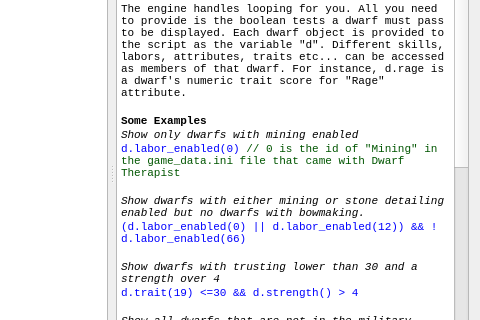
Qt form ui/scriptdialog.ui (Dwarf-Therapist/Dwarf-Therapist) before a commit; both pictures show x 257 to 737 and y 125 to 445 of the 737 by 596 pixel window.
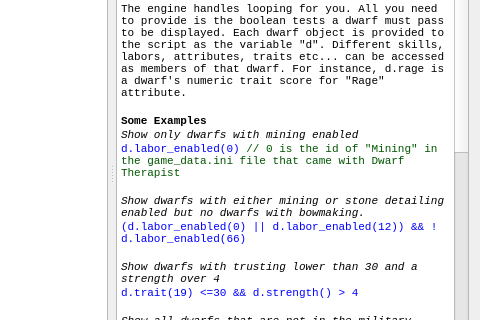
The same form after that commit. Icons and pictures are not drawn.

Commit message: Views - added default trait view - added alternate social view with related traits which affect the skills - modified background of default social view columns to be slightly darker - added text and changed the icon of the 'add new grid view' button to make it more obvious - added tooltips to the panes when adding new sets/columns to views

What changed in the file:
```diff
--- a/ui/scriptdialog.ui
+++ b/ui/scriptdialog.ui
@@ -66,35 +66,46 @@
 &lt;/style&gt;&lt;/head&gt;&lt;body style=&quot; font-family:'Courier New'; font-size:8.25pt; font-weight:400; font-style:normal;&quot;&gt;
 &lt;p style=&quot; margin-top:0px; margin-bottom:0px; margin-left:0px; margin-right:0px; -qt-block-indent:0; text-indent:0px;&quot;&gt;&lt;span style=&quot; font-family:'MS Shell Dlg 2'; font-size:12pt; font-weight:600;&quot;&gt;Filter Scripts&lt;/span&gt;&lt;/p&gt;
 &lt;p style=&quot; margin-top:0px; margin-bottom:0px; margin-left:0px; margin-right:0px; -qt-block-indent:0; text-indent:0px;&quot;&gt;&lt;span style=&quot; font-family:'MS Shell Dlg 2'; font-size:8pt;&quot;&gt;This editor allows the creation of simple scripts for the filtering of dwarfs in the main list. By creating Javascript-like statements, you can tell Dwarf Therapist which dwarfs should be shown.&lt;/span&gt;&lt;/p&gt;
-&lt;p style=&quot;-qt-paragraph-type:empty; margin-top:0px; margin-bottom:0px; margin-left:0px; margin-right:0px; -qt-block-indent:0; text-indent:0px; font-family:'MS Shell Dlg 2'; font-size:8pt;&quot;&gt;&lt;/p&gt;
+&lt;p style=&quot;-qt-paragraph-type:empty; margin-top:0px; margin-bottom:0px; margin-left:0px; margin-right:0px; -qt-block-indent:0; text-indent:0px; font-family:'MS Shell Dlg 2'; font-size:8pt;&quot;&gt;&lt;br /&gt;&lt;/p&gt;
 &lt;p style=&quot; margin-top:0px; margin-bottom:0px; margin-left:0px; margin-right:0px; -qt-block-indent:0; text-indent:0px;&quot;&gt;&lt;span style=&quot; font-family:'MS Shell Dlg 2'; font-size:8pt;&quot;&gt;The engine handles looping for you. All you need to provide is the boolean tests a dwarf must pass to be displayed. Each dwarf object is provided to the script as the variable &amp;quot;d&amp;quot;. Different skills, labors, attributes, traits etc... can be accessed as members of that dwarf. For instance, d.rage is a dwarf's numeric trait score for &amp;quot;Rage&amp;quot; attribute.&lt;/span&gt;&lt;/p&gt;
-&lt;p style=&quot;-qt-paragraph-type:empty; margin-top:0px; margin-bottom:0px; margin-left:0px; margin-right:0px; -qt-block-indent:0; text-indent:0px; font-family:'MS Shell Dlg 2'; font-size:8pt;&quot;&gt;&lt;/p&gt;
+&lt;p style=&quot;-qt-paragraph-type:empty; margin-top:0px; margin-bottom:0px; margin-left:0px; margin-right:0px; -qt-block-indent:0; text-indent:0px; font-family:'MS Shell Dlg 2'; font-size:8pt;&quot;&gt;&lt;br /&gt;&lt;/p&gt;
 &lt;p style=&quot; margin-top:0px; margin-bottom:0px; margin-left:0px; margin-right:0px; -qt-block-indent:0; text-indent:0px;&quot;&gt;&lt;span style=&quot; font-family:'MS Shell Dlg 2'; font-size:8pt; font-weight:600;&quot;&gt;Some Examples&lt;/span&gt;&lt;/p&gt;
 &lt;p style=&quot; margin-top:0px; margin-bottom:0px; margin-left:0px; margin-right:0px; -qt-block-indent:0; text-indent:0px;&quot;&gt;&lt;span style=&quot; font-family:'MS Shell Dlg 2'; font-size:8pt; font-style:italic;&quot;&gt;Show only dwarfs with mining enabled&lt;/span&gt;&lt;/p&gt;
 &lt;p style=&quot; margin-top:0px; margin-bottom:0px; margin-left:0px; margin-right:0px; -qt-block-indent:0; text-indent:0px;&quot;&gt;&lt;span style=&quot; font-family:'Courier New,courier'; font-size:8pt; color:#0000ff;&quot;&gt;d.labor_enabled(0) &lt;/span&gt;&lt;span style=&quot; font-family:'MS Shell Dlg 2'; font-size:8pt; color:#005500;&quot;&gt;// 0 is the id of &amp;quot;Mining&amp;quot; in the game_data.ini file that came with Dwarf Therapist&lt;/span&gt;&lt;/p&gt;
-&lt;p style=&quot;-qt-paragraph-type:empty; margin-top:0px; margin-bottom:0px; margin-left:0px; margin-right:0px; -qt-block-indent:0; text-indent:0px; font-family:'MS Shell Dlg 2'; font-size:8pt;&quot;&gt;&lt;/p&gt;
+&lt;p style=&quot;-qt-paragraph-type:empty; margin-top:0px; margin-bottom:0px; margin-left:0px; margin-right:0px; -qt-block-indent:0; text-indent:0px; font-family:'MS Shell Dlg 2'; font-size:8pt;&quot;&gt;&lt;br /&gt;&lt;/p&gt;
 &lt;p style=&quot; margin-top:0px; margin-bottom:0px; margin-left:0px; margin-right:0px; -qt-block-indent:0; text-indent:0px;&quot;&gt;&lt;span style=&quot; font-family:'MS Shell Dlg 2'; font-size:8pt; font-style:italic;&quot;&gt;Show dwarfs with either mining or stone detailing enabled but no dwarfs with bowmaking.&lt;/span&gt;&lt;/p&gt;
 &lt;p style=&quot; margin-top:0px; margin-bottom:0px; margin-left:0px; margin-right:0px; -qt-block-indent:0; text-indent:0px;&quot;&gt;&lt;span style=&quot; font-family:'Courier New,courier'; font-size:8pt; color:#0000ff;&quot;&gt;(d.labor_enabled(0) || d.labor_enabled(12)) &amp;amp;&amp;amp; !d.labor_enabled(66)&lt;/span&gt;&lt;/p&gt;
-&lt;p style=&quot;-qt-paragraph-type:empty; margin-top:0px; margin-bottom:0px; margin-left:0px; margin-right:0px; -qt-block-indent:0; text-indent:0px; font-family:'MS Shell Dlg 2'; font-size:8pt;&quot;&gt;&lt;/p&gt;
+&lt;p style=&quot;-qt-paragraph-type:empty; margin-top:0px; margin-bottom:0px; margin-left:0px; margin-right:0px; -qt-block-indent:0; text-indent:0px; font-family:'MS Shell Dlg 2'; font-size:8pt;&quot;&gt;&lt;br /&gt;&lt;/p&gt;
 &lt;p style=&quot; margin-top:0px; margin-bottom:0px; margin-left:0px; margin-right:0px; -qt-block-indent:0; text-indent:0px;&quot;&gt;&lt;span style=&quot; font-family:'MS Shell Dlg 2'; font-size:8pt; font-style:italic;&quot;&gt;Show dwarfs with trusting lower than 30 and a strength over 4&lt;/span&gt;&lt;/p&gt;
 &lt;p style=&quot; margin-top:0px; margin-bottom:0px; margin-left:0px; margin-right:0px; -qt-block-indent:0; text-indent:0px;&quot;&gt;&lt;span style=&quot; font-family:'Courier New,courier'; font-size:8pt; color:#0000ff;&quot;&gt;d.trait(19) &amp;lt;=30 &amp;amp;&amp;amp; d.strength() &amp;gt; 4&lt;/span&gt;&lt;/p&gt;
-&lt;p style=&quot;-qt-paragraph-type:empty; margin-top:0px; margin-bottom:0px; margin-left:0px; margin-right:0px; -qt-block-indent:0; text-indent:0px; font-family:'MS Shell Dlg 2'; font-size:8pt; color:#0000ff;&quot;&gt;&lt;/p&gt;
+&lt;p style=&quot;-qt-paragraph-type:empty; margin-top:0px; margin-bottom:0px; margin-left:0px; margin-right:0px; -qt-block-indent:0; text-indent:0px; font-family:'MS Shell Dlg 2'; font-size:8pt; color:#0000ff;&quot;&gt;&lt;br /&gt;&lt;/p&gt;
 &lt;p style=&quot; margin-top:0px; margin-bottom:0px; margin-left:0px; margin-right:0px; -qt-block-indent:0; text-indent:0px;&quot;&gt;&lt;span style=&quot; font-family:'MS Shell Dlg 2'; font-size:8pt; font-style:italic; color:#000000;&quot;&gt;Show all dwarfs that are not in the military, that have a tougness of 3 or more, are not chilren or nobles (can_set_labors), have a trait score of 71 or higher in Helpfulness, have a happiness over 50, and are currently in the mining profession&lt;/span&gt;&lt;/p&gt;
 &lt;p style=&quot; margin-top:0px; margin-bottom:0px; margin-left:0px; margin-right:0px; -qt-block-indent:0; text-indent:0px;&quot;&gt;&lt;span style=&quot; font-family:'Courier New,courier'; font-size:8pt; color:#0000ff;&quot;&gt;!d.active_military() &amp;amp;&amp;amp; d.toughness() &amp;gt; 2 &amp;amp;&amp;amp;&lt;br /&gt;d.can_set_labors() &amp;amp;&amp;amp;&lt;br /&gt;d.trait(21) &amp;gt; 70 &amp;amp;&amp;amp;&lt;br /&gt;d.get_raw_happiness() &amp;gt; 50 &amp;amp;&amp;amp;&lt;br /&gt;d.raw_profession() == 0&lt;/span&gt;&lt;/p&gt;
-&lt;p style=&quot;-qt-paragraph-type:empty; margin-top:0px; margin-bottom:0px; margin-left:0px; margin-right:0px; -qt-block-indent:0; text-indent:0px; font-size:8pt;&quot;&gt;&lt;/p&gt;
+&lt;p style=&quot;-qt-paragraph-type:empty; margin-top:0px; margin-bottom:0px; margin-left:0px; margin-right:0px; -qt-block-indent:0; text-indent:0px; font-family:'Courier New,courier'; font-size:8pt; color:#0000ff;&quot;&gt;&lt;br /&gt;&lt;/p&gt;
+&lt;p style=&quot; margin-top:0px; margin-bottom:0px; margin-left:0px; margin-right:0px; -qt-block-indent:0; text-indent:0px;&quot;&gt;&lt;span style=&quot; font-family:'MS Shell Dlg 2'; font-size:8pt; font-style:italic;&quot;&gt;Show citizens without any labors assigned, excluding hauling labors&lt;/span&gt;&lt;/p&gt;
+&lt;p style=&quot; margin-top:0px; margin-bottom:0px; margin-left:0px; margin-right:0px; -qt-block-indent:0; text-indent:0px;&quot;&gt;&lt;span style=&quot; font-family:'Courier New,courier'; font-size:8pt; color:#0000ff;&quot;&gt;d.total_assigned_labors(false) &amp;amp;&amp;amp; &amp;lt;= 0 &amp;amp;&amp;amp; d.squad_id() &amp;lt; 0&lt;/span&gt;&lt;/p&gt;
+&lt;p style=&quot;-qt-paragraph-type:empty; margin-top:0px; margin-bottom:0px; margin-left:0px; margin-right:0px; -qt-block-indent:0; text-indent:0px; font-family:'Courier New,courier'; font-size:8pt; color:#0000ff;&quot;&gt;&lt;br /&gt;&lt;/p&gt;
+&lt;p style=&quot; margin-top:0px; margin-bottom:0px; margin-left:0px; margin-right:0px; -qt-block-indent:0; text-indent:0px;&quot;&gt;&lt;span style=&quot; font-family:'MS Shell Dlg 2'; font-size:8pt; font-style:italic;&quot;&gt;Show only dwarfs holding noble positions&lt;/span&gt;&lt;/p&gt;
+&lt;p style=&quot; margin-top:0px; margin-bottom:0px; margin-left:0px; margin-right:0px; -qt-block-indent:0; text-indent:0px;&quot;&gt;&lt;span style=&quot; font-family:'Courier New,courier'; font-size:8pt; color:#0000ff;&quot;&gt;d.noble_positions() != &amp;quot;&amp;quot;&lt;/span&gt;&lt;/p&gt;
+&lt;p style=&quot;-qt-paragraph-type:empty; margin-top:0px; margin-bottom:0px; margin-left:0px; margin-right:0px; -qt-block-indent:0; text-indent:0px; font-family:'Courier New,courier'; font-size:8pt; color:#0000ff;&quot;&gt;&lt;br /&gt;&lt;/p&gt;
+&lt;p style=&quot;-qt-paragraph-type:empty; margin-top:0px; margin-bottom:0px; margin-left:0px; margin-right:0px; -qt-block-indent:0; text-indent:0px; font-size:8pt;&quot;&gt;&lt;br /&gt;&lt;/p&gt;
 &lt;p style=&quot; margin-top:0px; margin-bottom:0px; margin-left:0px; margin-right:0px; -qt-block-indent:0; text-indent:0px;&quot;&gt;&lt;span style=&quot; font-family:'MS Shell Dlg 2'; font-size:8pt; font-weight:600;&quot;&gt;Dwarf Methods&lt;/span&gt;&lt;/p&gt;
 &lt;p style=&quot; margin-top:0px; margin-bottom:0px; margin-left:0px; margin-right:0px; -qt-block-indent:0; text-indent:0px;&quot;&gt;&lt;span style=&quot; font-family:'MS Shell Dlg 2'; font-size:8pt; font-style:italic;&quot;&gt;The following methods can be called on the &amp;quot;d&amp;quot; object to get more information about a dwarf.&lt;/span&gt;&lt;/p&gt;
 &lt;p style=&quot; margin-top:0px; margin-bottom:0px; margin-left:0px; margin-right:0px; -qt-block-indent:0; text-indent:0px;&quot;&gt;&lt;span style=&quot; font-family:'MS Shell Dlg 2'; font-size:8pt; color:#aa0000;&quot;&gt;bool&lt;/span&gt;&lt;span style=&quot; font-family:'MS Shell Dlg 2'; font-size:8pt;&quot;&gt; &lt;/span&gt;&lt;span style=&quot; font-family:'MS Shell Dlg 2'; font-size:8pt; font-weight:600;&quot;&gt;is_male&lt;/span&gt;&lt;span style=&quot; font-family:'MS Shell Dlg 2'; font-size:8pt;&quot;&gt;()&lt;/span&gt;&lt;/p&gt;
+&lt;p style=&quot; margin-top:0px; margin-bottom:0px; margin-left:0px; margin-right:0px; -qt-block-indent:0; text-indent:0px;&quot;&gt;&lt;span style=&quot; font-family:'MS Shell Dlg 2'; font-size:8pt; color:#aa0000;&quot;&gt;bool&lt;/span&gt;&lt;span style=&quot; font-family:'MS Shell Dlg 2'; font-size:8pt;&quot;&gt; &lt;/span&gt;&lt;span style=&quot; font-family:'MS Shell Dlg 2'; font-size:8pt; font-weight:600;&quot;&gt;is_baby&lt;/span&gt;&lt;span style=&quot; font-family:'MS Shell Dlg 2'; font-size:8pt;&quot;&gt;()&lt;/span&gt;&lt;/p&gt;
+&lt;p style=&quot; margin-top:0px; margin-bottom:0px; margin-left:0px; margin-right:0px; -qt-block-indent:0; text-indent:0px;&quot;&gt;&lt;span style=&quot; font-family:'MS Shell Dlg 2'; font-size:8pt; color:#aa0000;&quot;&gt;bool&lt;/span&gt;&lt;span style=&quot; font-family:'MS Shell Dlg 2'; font-size:8pt;&quot;&gt; &lt;/span&gt;&lt;span style=&quot; font-family:'MS Shell Dlg 2'; font-size:8pt; font-weight:600;&quot;&gt;is_child&lt;/span&gt;&lt;span style=&quot; font-family:'MS Shell Dlg 2'; font-size:8pt;&quot;&gt;()&lt;/span&gt;&lt;/p&gt;
+&lt;p style=&quot; margin-top:0px; margin-bottom:0px; margin-left:0px; margin-right:0px; -qt-block-indent:0; text-indent:0px;&quot;&gt;&lt;span style=&quot; font-family:'MS Shell Dlg 2'; font-size:8pt; color:#aa0000;&quot;&gt;bool&lt;/span&gt;&lt;span style=&quot; font-family:'MS Shell Dlg 2'; font-size:8pt;&quot;&gt; &lt;/span&gt;&lt;span style=&quot; font-family:'MS Shell Dlg 2'; font-size:8pt; font-weight:600;&quot;&gt;is_adult&lt;/span&gt;&lt;span style=&quot; font-family:'MS Shell Dlg 2'; font-size:8pt;&quot;&gt;()&lt;/span&gt;&lt;/p&gt;
+&lt;p style=&quot; margin-top:0px; margin-bottom:0px; margin-left:0px; margin-right:0px; -qt-block-indent:0; text-indent:0px;&quot;&gt;&lt;span style=&quot; font-family:'MS Shell Dlg 2'; font-size:8pt; color:#aa0000;&quot;&gt;bool&lt;/span&gt;&lt;span style=&quot; font-family:'MS Shell Dlg 2'; font-size:8pt;&quot;&gt; &lt;/span&gt;&lt;span style=&quot; font-family:'MS Shell Dlg 2'; font-size:8pt; font-weight:600;&quot;&gt;is_animal&lt;/span&gt;&lt;span style=&quot; font-family:'MS Shell Dlg 2'; font-size:8pt;&quot;&gt;()&lt;/span&gt;&lt;/p&gt;
 &lt;p style=&quot; margin-top:0px; margin-bottom:0px; margin-left:0px; margin-right:0px; -qt-block-indent:0; text-indent:0px;&quot;&gt;&lt;span style=&quot; font-family:'MS Shell Dlg 2'; font-size:8pt; color:#aa0000;&quot;&gt;string&lt;/span&gt;&lt;span style=&quot; font-family:'MS Shell Dlg 2'; font-size:8pt;&quot;&gt; &lt;/span&gt;&lt;span style=&quot; font-family:'MS Shell Dlg 2'; font-size:8pt; font-weight:600;&quot;&gt;profession&lt;/span&gt;&lt;span style=&quot; font-family:'MS Shell Dlg 2'; font-size:8pt;&quot;&gt;()&lt;/span&gt;&lt;/p&gt;
 &lt;p style=&quot; margin-top:0px; margin-bottom:0px; margin-left:0px; margin-right:0px; -qt-block-indent:0; text-indent:0px;&quot;&gt;&lt;span style=&quot; font-family:'MS Shell Dlg 2'; font-size:8pt; color:#aa0000;&quot;&gt;int&lt;/span&gt;&lt;span style=&quot; font-family:'MS Shell Dlg 2'; font-size:8pt;&quot;&gt; &lt;/span&gt;&lt;span style=&quot; font-family:'MS Shell Dlg 2'; font-size:8pt; font-weight:600;&quot;&gt;raw_profession&lt;/span&gt;&lt;span style=&quot; font-family:'MS Shell Dlg 2'; font-size:8pt;&quot;&gt;()&lt;/span&gt;&lt;/p&gt;
 &lt;p style=&quot; margin-top:0px; margin-bottom:0px; margin-left:0px; margin-right:0px; -qt-block-indent:0; text-indent:0px;&quot;&gt;&lt;span style=&quot; font-family:'MS Shell Dlg 2'; font-size:8pt; color:#aa0000;&quot;&gt;string&lt;/span&gt;&lt;span style=&quot; font-family:'MS Shell Dlg 2'; font-size:8pt;&quot;&gt; &lt;/span&gt;&lt;span style=&quot; font-family:'MS Shell Dlg 2'; font-size:8pt; font-weight:600;&quot;&gt;custom_profession_name&lt;/span&gt;&lt;span style=&quot; font-family:'MS Shell Dlg 2'; font-size:8pt;&quot;&gt;()&lt;/span&gt;&lt;/p&gt;
 &lt;p style=&quot; margin-top:0px; margin-bottom:0px; margin-left:0px; margin-right:0px; -qt-block-indent:0; text-indent:0px;&quot;&gt;&lt;span style=&quot; font-family:'MS Shell Dlg 2'; font-size:8pt; color:#aa0000;&quot;&gt;string&lt;/span&gt;&lt;span style=&quot; font-family:'MS Shell Dlg 2'; font-size:8pt;&quot;&gt; &lt;/span&gt;&lt;span style=&quot; font-family:'MS Shell Dlg 2'; font-size:8pt; font-weight:600;&quot;&gt;nice_name&lt;/span&gt;&lt;span style=&quot; font-family:'MS Shell Dlg 2'; font-size:8pt;&quot;&gt;()&lt;/span&gt;&lt;/p&gt;
-&lt;p style=&quot; margin-top:0px; margin-bottom:0px; margin-left:0px; margin-right:0px; -qt-block-indent:0; text-indent:0px;&quot;&gt;&lt;span style=&quot; font-family:'MS Shell Dlg 2'; font-size:8pt; color:#aa0000;&quot;&gt;string&lt;/span&gt;&lt;span style=&quot; font-family:'MS Shell Dlg 2'; font-size:8pt;&quot;&gt; &lt;/span&gt;&lt;span style=&quot; font-family:'MS Shell Dlg 2'; font-size:8pt; font-weight:600;&quot;&gt;noble_position&lt;/span&gt;&lt;span style=&quot; font-family:'MS Shell Dlg 2'; font-size:8pt;&quot;&gt;()&lt;/span&gt;&lt;/p&gt;
+&lt;p style=&quot; margin-top:0px; margin-bottom:0px; margin-left:0px; margin-right:0px; -qt-block-indent:0; text-indent:0px;&quot;&gt;&lt;span style=&quot; font-family:'MS Shell Dlg 2'; font-size:8pt; color:#aa0000;&quot;&gt;string&lt;/span&gt;&lt;span style=&quot; font-family:'MS Shell Dlg 2'; font-size:8pt;&quot;&gt; &lt;/span&gt;&lt;span style=&quot; font-family:'MS Shell Dlg 2'; font-size:8pt; font-weight:600;&quot;&gt;noble_position&lt;/span&gt;&lt;span style=&quot; font-family:'MS Shell Dlg 2'; font-size:8pt;&quot;&gt;() &lt;/span&gt;&lt;span style=&quot; font-family:'MS Shell Dlg 2'; font-size:8pt; font-style:italic;&quot;&gt;**returns a comma separated list of the dwarf's noble positions&lt;/span&gt;&lt;/p&gt;
 &lt;p style=&quot; margin-top:0px; margin-bottom:0px; margin-left:0px; margin-right:0px; -qt-block-indent:0; text-indent:0px;&quot;&gt;&lt;span style=&quot; font-family:'MS Shell Dlg 2'; font-size:8pt; color:#aa0000;&quot;&gt;int &lt;/span&gt;&lt;span style=&quot; font-family:'MS Shell Dlg 2'; font-size:8pt; font-weight:600;&quot;&gt;get_raw_happiness&lt;/span&gt;&lt;span style=&quot; font-family:'MS Shell Dlg 2'; font-size:8pt;&quot;&gt;()&lt;/span&gt;&lt;/p&gt;
-&lt;p style=&quot; margin-top:0px; margin-bottom:0px; margin-left:0px; margin-right:0px; -qt-block-indent:0; text-indent:0px;&quot;&gt;&lt;span style=&quot; font-family:'MS Shell Dlg 2'; font-size:8pt; color:#aa0000;&quot;&gt;int &lt;/span&gt;&lt;span style=&quot; font-family:'MS Shell Dlg 2'; font-size:8pt; font-weight:600;&quot;&gt;total_assigned_labors&lt;/span&gt;&lt;span style=&quot; font-family:'MS Shell Dlg 2'; font-size:8pt;&quot;&gt;()&lt;/span&gt;&lt;/p&gt;
-&lt;p style=&quot;-qt-paragraph-type:empty; margin-top:0px; margin-bottom:0px; margin-left:0px; margin-right:0px; -qt-block-indent:0; text-indent:0px; font-family:'MS Shell Dlg 2'; font-size:8pt;&quot;&gt;&lt;/p&gt;
+&lt;p style=&quot; margin-top:0px; margin-bottom:0px; margin-left:0px; margin-right:0px; -qt-block-indent:0; text-indent:0px;&quot;&gt;&lt;span style=&quot; font-family:'MS Shell Dlg 2'; font-size:8pt; color:#aa0000;&quot;&gt;int &lt;/span&gt;&lt;span style=&quot; font-family:'MS Shell Dlg 2'; font-size:8pt; font-weight:600;&quot;&gt;total_assigned_labors&lt;/span&gt;&lt;span style=&quot; font-family:'MS Shell Dlg 2'; font-size:8pt;&quot;&gt;(&lt;/span&gt;&lt;span style=&quot; font-family:'MS Shell Dlg 2'; font-size:8pt; color:#aa0000;&quot;&gt;bool&lt;/span&gt;&lt;span style=&quot; font-family:'MS Shell Dlg 2'; font-size:8pt;&quot;&gt; &lt;/span&gt;&lt;span style=&quot; font-family:'MS Shell Dlg 2'; font-size:8pt; color:#0000ff;&quot;&gt;include_hauling_labors&lt;/span&gt;&lt;span style=&quot; font-family:'MS Shell Dlg 2'; font-size:8pt;&quot;&gt;) &lt;/span&gt;&lt;span style=&quot; font-family:'MS Shell Dlg 2'; font-size:8pt; font-style:italic;&quot;&gt;**include_hauling is true by default if not specified&lt;/span&gt;&lt;/p&gt;
+&lt;p style=&quot;-qt-paragraph-type:empty; margin-top:0px; margin-bottom:0px; margin-left:0px; margin-right:0px; -qt-block-indent:0; text-indent:0px; font-family:'MS Shell Dlg 2'; font-size:8pt;&quot;&gt;&lt;br /&gt;&lt;/p&gt;
 &lt;p style=&quot; margin-top:0px; margin-bottom:0px; margin-left:0px; margin-right:0px; -qt-block-indent:0; text-indent:0px;&quot;&gt;&lt;span style=&quot; font-family:'MS Shell Dlg 2'; font-size:8pt; color:#aa0000;&quot;&gt;int&lt;/span&gt;&lt;span style=&quot; font-family:'MS Shell Dlg 2'; font-size:8pt;&quot;&gt; &lt;/span&gt;&lt;span style=&quot; font-family:'MS Shell Dlg 2'; font-size:8pt; font-weight:600;&quot;&gt;attribute&lt;/span&gt;&lt;span style=&quot; font-family:'MS Shell Dlg 2'; font-size:8pt;&quot;&gt;(&lt;/span&gt;&lt;span style=&quot; font-family:'MS Shell Dlg 2'; font-size:8pt; color:#aa0000;&quot;&gt;int&lt;/span&gt;&lt;span style=&quot; font-family:'MS Shell Dlg 2'; font-size:8pt;&quot;&gt; &lt;/span&gt;&lt;span style=&quot; font-family:'MS Shell Dlg 2'; font-size:8pt; color:#0000ff;&quot;&gt;attribute_id&lt;/span&gt;&lt;span style=&quot; font-family:'MS Shell Dlg 2'; font-size:8pt;&quot;&gt;)&lt;/span&gt;&lt;/p&gt;
-&lt;p style=&quot;-qt-paragraph-type:empty; margin-top:0px; margin-bottom:0px; margin-left:0px; margin-right:0px; -qt-block-indent:0; text-indent:0px; font-family:'MS Shell Dlg 2'; font-size:8pt;&quot;&gt;&lt;/p&gt;
+&lt;p style=&quot;-qt-paragraph-type:empty; margin-top:0px; margin-bottom:0px; margin-left:0px; margin-right:0px; -qt-block-indent:0; text-indent:0px; font-family:'MS Shell Dlg 2'; font-size:8pt;&quot;&gt;&lt;br /&gt;&lt;/p&gt;
 &lt;p style=&quot; margin-top:0px; margin-bottom:0px; margin-left:0px; margin-right:0px; -qt-block-indent:0; text-indent:0px;&quot;&gt;&lt;span style=&quot; font-family:'MS Shell Dlg 2'; font-size:8pt; color:#aa0000;&quot;&gt;int&lt;/span&gt;&lt;span style=&quot; font-family:'MS Shell Dlg 2'; font-size:8pt;&quot;&gt; &lt;/span&gt;&lt;span style=&quot; font-family:'MS Shell Dlg 2'; font-size:8pt; font-weight:600;&quot;&gt;strength&lt;/span&gt;&lt;span style=&quot; font-family:'MS Shell Dlg 2'; font-size:8pt;&quot;&gt;()&lt;/span&gt;&lt;/p&gt;
 &lt;p style=&quot; margin-top:0px; margin-bottom:0px; margin-left:0px; margin-right:0px; -qt-block-indent:0; text-indent:0px;&quot;&gt;&lt;span style=&quot; font-family:'MS Shell Dlg 2'; font-size:8pt; color:#aa0000;&quot;&gt;int&lt;/span&gt;&lt;span style=&quot; font-family:'MS Shell Dlg 2'; font-size:8pt;&quot;&gt; &lt;/span&gt;&lt;span style=&quot; font-family:'MS Shell Dlg 2'; font-size:8pt; font-weight:600;&quot;&gt;agility&lt;/span&gt;&lt;span style=&quot; font-family:'MS Shell Dlg 2'; font-size:8pt;&quot;&gt;()&lt;/span&gt;&lt;/p&gt;
 &lt;p style=&quot; margin-top:0px; margin-bottom:0px; margin-left:0px; margin-right:0px; -qt-block-indent:0; text-indent:0px;&quot;&gt;&lt;span style=&quot; font-family:'MS Shell Dlg 2'; font-size:8pt; color:#aa0000;&quot;&gt;int&lt;/span&gt;&lt;span style=&quot; font-family:'MS Shell Dlg 2'; font-size:8pt;&quot;&gt; &lt;/span&gt;&lt;span style=&quot; font-family:'MS Shell Dlg 2'; font-size:8pt; font-weight:600;&quot;&gt;toughness&lt;/span&gt;&lt;span style=&quot; font-family:'MS Shell Dlg 2'; font-size:8pt;&quot;&gt;()&lt;/span&gt;&lt;/p&gt;
@@ -114,15 +125,16 @@
 &lt;p style=&quot; margin-top:0px; margin-bottom:0px; margin-left:0px; margin-right:0px; -qt-block-indent:0; text-indent:0px;&quot;&gt;&lt;span style=&quot; font-family:'MS Shell Dlg 2'; font-size:8pt; color:#aa0000;&quot;&gt;int&lt;/span&gt;&lt;span style=&quot; font-family:'MS Shell Dlg 2'; font-size:8pt;&quot;&gt; &lt;/span&gt;&lt;span style=&quot; font-family:'MS Shell Dlg 2'; font-size:8pt; font-weight:600;&quot;&gt;kinesthetic_sense&lt;/span&gt;&lt;span style=&quot; font-family:'MS Shell Dlg 2'; font-size:8pt;&quot;&gt;()&lt;/span&gt;&lt;/p&gt;
 &lt;p style=&quot; margin-top:0px; margin-bottom:0px; margin-left:0px; margin-right:0px; -qt-block-indent:0; text-indent:0px;&quot;&gt;&lt;span style=&quot; font-family:'MS Shell Dlg 2'; font-size:8pt; color:#aa0000;&quot;&gt;int&lt;/span&gt;&lt;span style=&quot; font-family:'MS Shell Dlg 2'; font-size:8pt;&quot;&gt; &lt;/span&gt;&lt;span style=&quot; font-family:'MS Shell Dlg 2'; font-size:8pt; font-weight:600;&quot;&gt;empathy&lt;/span&gt;&lt;span style=&quot; font-family:'MS Shell Dlg 2'; font-size:8pt;&quot;&gt;()&lt;/span&gt;&lt;/p&gt;
 &lt;p style=&quot; margin-top:0px; margin-bottom:0px; margin-left:0px; margin-right:0px; -qt-block-indent:0; text-indent:0px;&quot;&gt;&lt;span style=&quot; font-family:'MS Shell Dlg 2'; font-size:8pt; color:#aa0000;&quot;&gt;int&lt;/span&gt;&lt;span style=&quot; font-family:'MS Shell Dlg 2'; font-size:8pt;&quot;&gt; &lt;/span&gt;&lt;span style=&quot; font-family:'MS Shell Dlg 2'; font-size:8pt; font-weight:600;&quot;&gt;social_awareness&lt;/span&gt;&lt;span style=&quot; font-family:'MS Shell Dlg 2'; font-size:8pt;&quot;&gt;()&lt;/span&gt;&lt;/p&gt;
-&lt;p style=&quot;-qt-paragraph-type:empty; margin-top:0px; margin-bottom:0px; margin-left:0px; margin-right:0px; -qt-block-indent:0; text-indent:0px; font-family:'MS Shell Dlg 2'; font-size:8pt;&quot;&gt;&lt;/p&gt;
+&lt;p style=&quot;-qt-paragraph-type:empty; margin-top:0px; margin-bottom:0px; margin-left:0px; margin-right:0px; -qt-block-indent:0; text-indent:0px; font-family:'MS Shell Dlg 2'; font-size:8pt;&quot;&gt;&lt;br /&gt;&lt;/p&gt;
 &lt;p style=&quot; margin-top:0px; margin-bottom:0px; margin-left:0px; margin-right:0px; -qt-block-indent:0; text-indent:0px;&quot;&gt;&lt;span style=&quot; font-family:'MS Shell Dlg 2'; font-size:8pt; color:#aa0000;&quot;&gt;bool&lt;/span&gt;&lt;span style=&quot; font-family:'MS Shell Dlg 2'; font-size:8pt;&quot;&gt; &lt;/span&gt;&lt;span style=&quot; font-family:'MS Shell Dlg 2'; font-size:8pt; font-weight:600;&quot;&gt;active_military&lt;/span&gt;&lt;span style=&quot; font-family:'MS Shell Dlg 2'; font-size:8pt;&quot;&gt;()&lt;/span&gt;&lt;/p&gt;
+&lt;p style=&quot; margin-top:0px; margin-bottom:0px; margin-left:0px; margin-right:0px; -qt-block-indent:0; text-indent:0px;&quot;&gt;&lt;span style=&quot; font-family:'MS Shell Dlg 2'; font-size:8pt; color:#aa0000;&quot;&gt;bool&lt;/span&gt;&lt;span style=&quot; font-family:'MS Shell Dlg 2'; font-size:8pt;&quot;&gt; &lt;/span&gt;&lt;span style=&quot; font-family:'MS Shell Dlg 2'; font-size:8pt; font-weight:600;&quot;&gt;squad_id() &lt;/span&gt;&lt;span style=&quot; font-family:'MS Shell Dlg 2'; font-size:8pt; font-style:italic;&quot;&gt;**below 0 indicates no squad&lt;/span&gt;&lt;/p&gt;
 &lt;p style=&quot; margin-top:0px; margin-bottom:0px; margin-left:0px; margin-right:0px; -qt-block-indent:0; text-indent:0px;&quot;&gt;&lt;span style=&quot; font-family:'MS Shell Dlg 2'; font-size:8pt; color:#aa0000;&quot;&gt;bool&lt;/span&gt;&lt;span style=&quot; font-family:'MS Shell Dlg 2'; font-size:8pt;&quot;&gt; &lt;/span&gt;&lt;span style=&quot; font-family:'MS Shell Dlg 2'; font-size:8pt; font-weight:600;&quot;&gt;can_set_labors&lt;/span&gt;&lt;span style=&quot; font-family:'MS Shell Dlg 2'; font-size:8pt;&quot;&gt;()&lt;/span&gt;&lt;/p&gt;
 &lt;p style=&quot; margin-top:0px; margin-bottom:0px; margin-left:0px; margin-right:0px; -qt-block-indent:0; text-indent:0px;&quot;&gt;&lt;span style=&quot; font-family:'MS Shell Dlg 2'; font-size:8pt; color:#aa0000;&quot;&gt;bool&lt;/span&gt;&lt;span style=&quot; font-family:'MS Shell Dlg 2'; font-size:8pt;&quot;&gt; &lt;/span&gt;&lt;span style=&quot; font-family:'MS Shell Dlg 2'; font-size:8pt; font-weight:600;&quot;&gt;labor_enabled&lt;/span&gt;&lt;span style=&quot; font-family:'MS Shell Dlg 2'; font-size:8pt;&quot;&gt;(&lt;/span&gt;&lt;span style=&quot; font-family:'MS Shell Dlg 2'; font-size:8pt; color:#aa0000;&quot;&gt;int&lt;/span&gt;&lt;span style=&quot; font-family:'MS Shell Dlg 2'; font-size:8pt;&quot;&gt; &lt;/span&gt;&lt;span style=&quot; font-family:'MS Shell Dlg 2'; font-size:8pt; color:#0000ff;&quot;&gt;labor_id&lt;/span&gt;&lt;span style=&quot; font-family:'MS Shell Dlg 2'; font-size:8pt;&quot;&gt;)&lt;/span&gt;&lt;/p&gt;
 &lt;p style=&quot; margin-top:0px; margin-bottom:0px; margin-left:0px; margin-right:0px; -qt-block-indent:0; text-indent:0px;&quot;&gt;&lt;span style=&quot; font-family:'MS Shell Dlg 2'; font-size:8pt; color:#aa0000;&quot;&gt;bool&lt;/span&gt;&lt;span style=&quot; font-family:'MS Shell Dlg 2'; font-size:8pt;&quot;&gt; &lt;/span&gt;&lt;span style=&quot; font-family:'MS Shell Dlg 2'; font-size:8pt; font-weight:600;&quot;&gt;is_labor_state_dirty&lt;/span&gt;&lt;span style=&quot; font-family:'MS Shell Dlg 2'; font-size:8pt;&quot;&gt;(&lt;/span&gt;&lt;span style=&quot; font-family:'MS Shell Dlg 2'; font-size:8pt; color:#aa0000;&quot;&gt;int&lt;/span&gt;&lt;span style=&quot; font-family:'MS Shell Dlg 2'; font-size:8pt;&quot;&gt; &lt;/span&gt;&lt;span style=&quot; font-family:'MS Shell Dlg 2'; font-size:8pt; color:#0000ff;&quot;&gt;labor_id&lt;/span&gt;&lt;span style=&quot; font-family:'MS Shell Dlg 2'; font-size:8pt;&quot;&gt;)&lt;/span&gt;&lt;/p&gt;
 &lt;p style=&quot; margin-top:0px; margin-bottom:0px; margin-left:0px; margin-right:0px; -qt-block-indent:0; text-indent:0px;&quot;&gt;&lt;span style=&quot; font-family:'MS Shell Dlg 2'; font-size:8pt; color:#aa0000;&quot;&gt;int&lt;/span&gt;&lt;span style=&quot; font-family:'MS Shell Dlg 2'; font-size:8pt;&quot;&gt; &lt;/span&gt;&lt;span style=&quot; font-family:'MS Shell Dlg 2'; font-size:8pt; font-weight:600;&quot;&gt;labour_rating&lt;/span&gt;&lt;span style=&quot; font-family:'MS Shell Dlg 2'; font-size:8pt;&quot;&gt;(&lt;/span&gt;&lt;span style=&quot; font-family:'MS Shell Dlg 2'; font-size:8pt; color:#aa0000;&quot;&gt;int&lt;/span&gt;&lt;span style=&quot; font-family:'MS Shell Dlg 2'; font-size:8pt;&quot;&gt; &lt;/span&gt;&lt;span style=&quot; font-family:'MS Shell Dlg 2'; font-size:8pt; color:#0000ff;&quot;&gt;labor_id&lt;/span&gt;&lt;span style=&quot; font-family:'MS Shell Dlg 2'; font-size:8pt;&quot;&gt;)&lt;/span&gt;&lt;/p&gt;
-&lt;p style=&quot; margin-top:0px; margin-bottom:0px; margin-left:0px; margin-right:0px; -qt-block-indent:0; text-indent:0px;&quot;&gt;&lt;span style=&quot; font-family:'MS Shell Dlg 2'; font-size:8pt; color:#aa0000;&quot;&gt;int&lt;/span&gt;&lt;span style=&quot; font-family:'MS Shell Dlg 2'; font-size:8pt;&quot;&gt; &lt;/span&gt;&lt;span style=&quot; font-family:'MS Shell Dlg 2'; font-size:8pt; font-weight:600;&quot;&gt;skill_rating&lt;/span&gt;&lt;span style=&quot; font-family:'MS Shell Dlg 2'; font-size:8pt;&quot;&gt;(&lt;/span&gt;&lt;span style=&quot; font-family:'MS Shell Dlg 2'; font-size:8pt; color:#aa0000;&quot;&gt;int&lt;/span&gt;&lt;span style=&quot; font-family:'MS Shell Dlg 2'; font-size:8pt;&quot;&gt; &lt;/span&gt;&lt;span style=&quot; font-family:'MS Shell Dlg 2'; font-size:8pt; color:#0000ff;&quot;&gt;skill_id&lt;/span&gt;&lt;span style=&quot; font-family:'MS Shell Dlg 2'; font-size:8pt;&quot;&gt;)&lt;/span&gt;&lt;/p&gt;
+&lt;p style=&quot; margin-top:0px; margin-bottom:0px; margin-left:0px; margin-right:0px; -qt-block-indent:0; text-indent:0px;&quot;&gt;&lt;span style=&quot; font-family:'MS Shell Dlg 2'; font-size:8pt; color:#aa0000;&quot;&gt;float&lt;/span&gt;&lt;span style=&quot; font-family:'MS Shell Dlg 2'; font-size:8pt;&quot;&gt; &lt;/span&gt;&lt;span style=&quot; font-family:'MS Shell Dlg 2'; font-size:8pt; font-weight:600;&quot;&gt;skill_level&lt;/span&gt;&lt;span style=&quot; font-family:'MS Shell Dlg 2'; font-size:8pt;&quot;&gt;(&lt;/span&gt;&lt;span style=&quot; font-family:'MS Shell Dlg 2'; font-size:8pt; color:#aa0000;&quot;&gt;int&lt;/span&gt;&lt;span style=&quot; font-family:'MS Shell Dlg 2'; font-size:8pt;&quot;&gt; &lt;/span&gt;&lt;span style=&quot; font-family:'MS Shell Dlg 2'; font-size:8pt; color:#0000ff;&quot;&gt;skill_id&lt;/span&gt;&lt;span style=&quot; font-family:'MS Shell Dlg 2'; font-size:8pt;&quot;&gt;, &lt;/span&gt;&lt;span style=&quot; font-family:'MS Shell Dlg 2'; font-size:8pt; color:#aa0000;&quot;&gt;bool&lt;/span&gt;&lt;span style=&quot; font-family:'MS Shell Dlg 2'; font-size:8pt;&quot;&gt; &lt;/span&gt;&lt;span style=&quot; font-family:'MS Shell Dlg 2'; font-size:8pt; color:#0000ff;&quot;&gt;raw&lt;/span&gt;&lt;span style=&quot; font-family:'MS Shell Dlg 2'; font-size:8pt;&quot;&gt;, &lt;/span&gt;&lt;span style=&quot; font-family:'MS Shell Dlg 2'; font-size:8pt; color:#aa0000;&quot;&gt;bool&lt;/span&gt;&lt;span style=&quot; font-family:'MS Shell Dlg 2'; font-size:8pt;&quot;&gt; &lt;/span&gt;&lt;span style=&quot; font-family:'MS Shell Dlg 2'; font-size:8pt; color:#0000ff;&quot;&gt;precise&lt;/span&gt;&lt;span style=&quot; font-family:'MS Shell Dlg 2'; font-size:8pt;&quot;&gt;) &lt;/span&gt;&lt;span style=&quot; font-family:'MS Shell Dlg 2'; font-size:8pt; font-style:italic;&quot;&gt;**raw uses the uncapped skill level, precise returns a decimal skill level (13.6) both are false by default&lt;/span&gt;&lt;/p&gt;
 &lt;p style=&quot; margin-top:0px; margin-bottom:0px; margin-left:0px; margin-right:0px; -qt-block-indent:0; text-indent:0px;&quot;&gt;&lt;span style=&quot; font-family:'MS Shell Dlg 2'; font-size:8pt; color:#aa0000;&quot;&gt;int&lt;/span&gt;&lt;span style=&quot; font-family:'MS Shell Dlg 2'; font-size:8pt;&quot;&gt; &lt;/span&gt;&lt;span style=&quot; font-family:'MS Shell Dlg 2'; font-size:8pt; font-weight:600;&quot;&gt;trait&lt;/span&gt;&lt;span style=&quot; font-family:'MS Shell Dlg 2'; font-size:8pt;&quot;&gt;(&lt;/span&gt;&lt;span style=&quot; font-family:'MS Shell Dlg 2'; font-size:8pt; color:#aa0000;&quot;&gt;int&lt;/span&gt;&lt;span style=&quot; font-family:'MS Shell Dlg 2'; font-size:8pt;&quot;&gt; &lt;/span&gt;&lt;span style=&quot; font-family:'MS Shell Dlg 2'; font-size:8pt; color:#0000ff;&quot;&gt;trait_id&lt;/span&gt;&lt;span style=&quot; font-family:'MS Shell Dlg 2'; font-size:8pt;&quot;&gt;)&lt;/span&gt;&lt;/p&gt;
-&lt;p style=&quot;-qt-paragraph-type:empty; margin-top:0px; margin-bottom:0px; margin-left:0px; margin-right:0px; -qt-block-indent:0; text-indent:0px; font-family:'MS Shell Dlg 2'; font-size:8pt;&quot;&gt;&lt;/p&gt;&lt;/body&gt;&lt;/html&gt;</string>
+&lt;p style=&quot;-qt-paragraph-type:empty; margin-top:0px; margin-bottom:0px; margin-left:0px; margin-right:0px; -qt-block-indent:0; text-indent:0px; font-family:'MS Shell Dlg 2'; font-size:8pt;&quot;&gt;&lt;br /&gt;&lt;/p&gt;&lt;/body&gt;&lt;/html&gt;</string>
       </property>
       <property name="textInteractionFlags">
        <set>Qt::TextSelectableByKeyboard|Qt::TextSelectableByMouse</set>
```
The commit also changes 159 other files.
